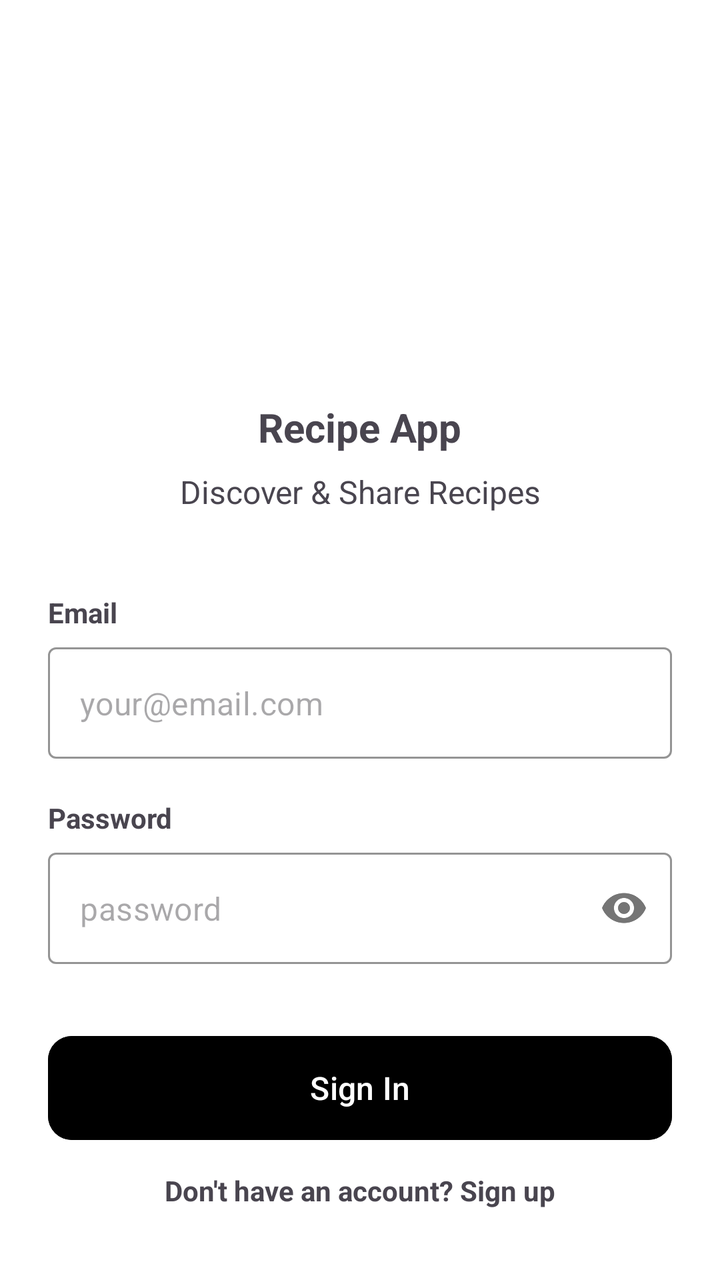
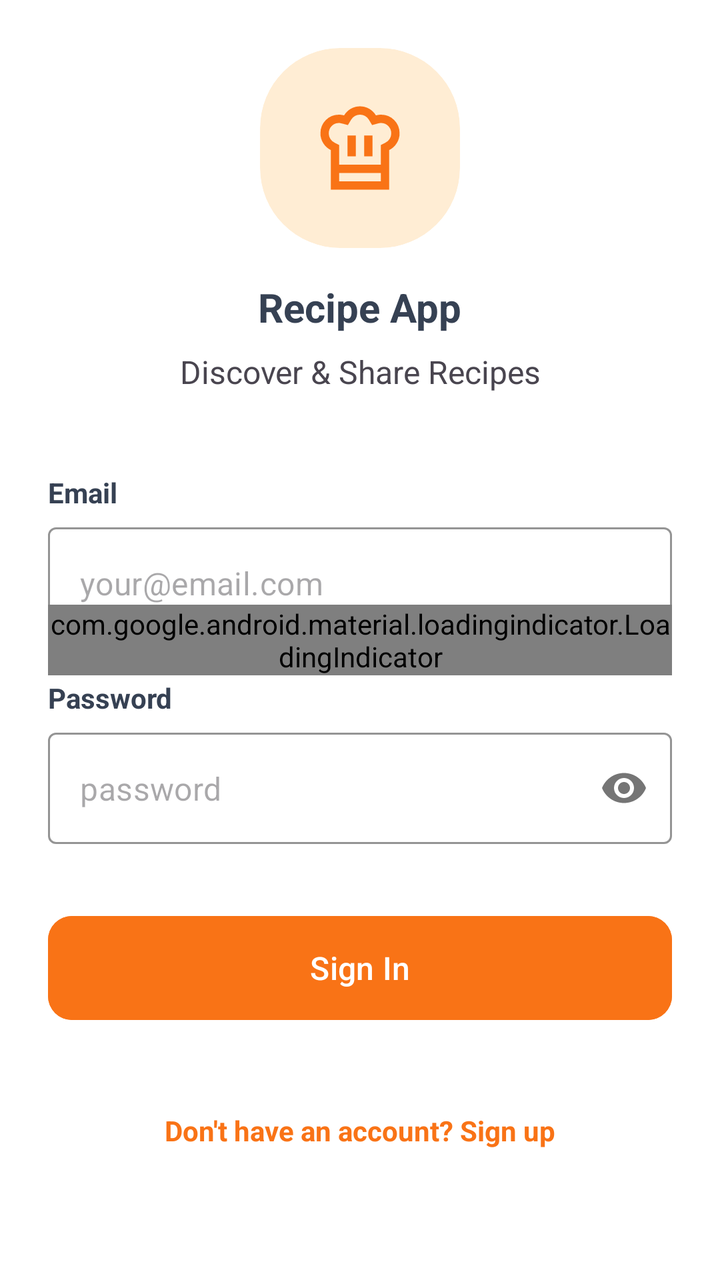

Screens rendered from an Android XML layout before and after an edit, with the pre-edit source and the edit as a unified diff.
<!-- AndroidManifest.xml: application theme Theme.Plateful -->
<!-- res/layout/fragment_login.xml -->
<?xml version="1.0" encoding="utf-8"?>
<ScrollView xmlns:android="http://schemas.android.com/apk/res/android"
    xmlns:app="http://schemas.android.com/apk/res-auto"
    android:layout_width="match_parent"
    android:layout_height="match_parent"
    android:fillViewport="true"
    android:background="@color/white">

    <androidx.constraintlayout.widget.ConstraintLayout
        android:layout_width="match_parent"
        android:layout_height="wrap_content"
        android:padding="24dp">

        <View
            android:id="@+id/logo_background"
            android:layout_width="100dp"
            android:layout_height="100dp"
            android:layout_marginTop="60dp"
            android:background="@drawable/bg_circle_orange"
            app:layout_constraintEnd_toEndOf="parent"
            app:layout_constraintStart_toStartOf="parent"
            app:layout_constraintTop_toTopOf="parent" />

        <ImageView
            android:id="@+id/logo_icon"
            android:layout_width="50dp"
            android:layout_height="50dp"
            android:src="@drawable/ic_chef_hat"
            app:tint="@color/white"
            app:layout_constraintBottom_toBottomOf="@+id/logo_background"
            app:layout_constraintEnd_toEndOf="@+id/logo_background"
            app:layout_constraintStart_toStartOf="@+id/logo_background"
            app:layout_constraintTop_toTopOf="@+id/logo_background" />

        <TextView
            android:id="@+id/tv_title"
            android:layout_width="wrap_content"
            android:layout_height="wrap_content"
            android:layout_marginTop="16dp"
            android:text="@string/recipe_app"
            android:textColor="@color/text_dark"
            android:textSize="20sp"
            android:textStyle="bold"
            app:layout_constraintEnd_toEndOf="parent"
            app:layout_constraintStart_toStartOf="parent"
            app:layout_constraintTop_toBottomOf="@+id/logo_background" />

        <TextView
            android:id="@+id/tv_subtitle"
            android:layout_width="wrap_content"
            android:layout_height="wrap_content"
            android:layout_marginTop="8dp"
            android:text="@string/discover_and_share_recipes"
            android:textColor="@color/text_hint"
            android:textSize="16sp"
            app:layout_constraintEnd_toEndOf="parent"
            app:layout_constraintStart_toStartOf="parent"
            app:layout_constraintTop_toBottomOf="@+id/tv_title" />

        <TextView
            android:id="@+id/label_email"
            android:layout_width="wrap_content"
            android:layout_height="wrap_content"
            android:layout_marginTop="40dp"
            android:text="@string/email_label"
            android:textColor="@color/text_dark"
            android:textStyle="bold"
            app:layout_constraintStart_toStartOf="parent"
            app:layout_constraintTop_toBottomOf="@+id/tv_subtitle" />

        <com.google.android.material.textfield.TextInputLayout
            android:id="@+id/til_email"
            style="@style/Widget.MaterialComponents.TextInputLayout.OutlinedBox"
            android:layout_width="match_parent"
            android:layout_height="wrap_content"
            android:layout_marginTop="8dp"
            app:boxStrokeColor="@color/brand_orange"
            app:hintEnabled="false"
            app:layout_constraintTop_toBottomOf="@+id/label_email">

            <com.google.android.material.textfield.TextInputEditText
                android:layout_width="match_parent"
                android:layout_height="wrap_content"
                android:hint="@string/email_hint"
                android:inputType="textEmailAddress" />
        </com.google.android.material.textfield.TextInputLayout>

        <TextView
            android:id="@+id/label_password"
            android:layout_width="wrap_content"
            android:layout_height="wrap_content"
            android:layout_marginTop="20dp"
            android:text="@string/password_label"
            android:textColor="@color/text_dark"
            android:textStyle="bold"
            app:layout_constraintStart_toStartOf="parent"
            app:layout_constraintTop_toBottomOf="@+id/til_email" />

        <com.google.android.material.textfield.TextInputLayout
            android:id="@+id/til_password"
            style="@style/Widget.MaterialComponents.TextInputLayout.OutlinedBox"
            android:layout_width="match_parent"
            android:layout_height="wrap_content"
            android:layout_marginTop="8dp"
            app:boxStrokeColor="@color/brand_orange"
            app:hintEnabled="false"
            app:passwordToggleEnabled="true"
            app:layout_constraintTop_toBottomOf="@+id/label_password">

            <com.google.android.material.textfield.TextInputEditText
                android:layout_width="match_parent"
                android:layout_height="wrap_content"
                android:hint="@string/password_hint"
                android:inputType="textPassword" />
        </com.google.android.material.textfield.TextInputLayout>

        <com.google.android.material.button.MaterialButton
            android:id="@+id/btn_sign_in"
            android:layout_width="match_parent"
            android:layout_height="60dp"
            android:layout_marginTop="32dp"
            android:backgroundTint="@color/brand_orange"
            android:text="@string/sign_in"
            android:textSize="16sp"
            app:cornerRadius="12dp"
            app:layout_constraintTop_toBottomOf="@+id/til_password" />

        <TextView
            android:id="@+id/tv_sign_up"
            android:layout_width="wrap_content"
            android:layout_height="wrap_content"
            android:text="@string/don_t_have_an_account_sign_up"
            android:textColor="@color/brand_orange"
            android:textStyle="bold"
            app:layout_constraintBottom_toBottomOf="parent"
            app:layout_constraintEnd_toEndOf="parent"
            app:layout_constraintStart_toStartOf="parent"
            app:layout_constraintTop_toBottomOf="@+id/btn_sign_in" />

    </androidx.constraintlayout.widget.ConstraintLayout>
</ScrollView>
<!-- resources referenced by this layout -->
<resources>
  <color name="white">#FFFFFFFF</color>
  <!-- drawable bg_circle_orange (drawable) -->
  <?xml version="1.0" encoding="utf-8"?>
  <shape xmlns:android="http://schemas.android.com/apk/res/android"
      android:shape="oval">
      <solid android:color="@color/brand_orange" />
  </shape>
  <!-- drawable ic_chef_hat (drawable) -->
  <vector xmlns:android="http://schemas.android.com/apk/res/android"
      android:width="24dp"
      android:height="24dp"
      android:viewportWidth="960"
      android:viewportHeight="960"
      android:tint="?attr/colorControlNormal">
    <path
        android:fillColor="@android:color/white"
        android:pathData="M360,560L440,560L440,360L360,360L360,560ZM200,500Q154,477 127,433.5Q100,390 100,339Q100,264 151.5,212Q203,160 278,160Q290,160 302.5,162Q315,164 327,167L327,167L327,167Q352,126 392,103Q432,80 480,80Q528,80 568,103Q608,126 633,167L633,167L633,167Q645,164 657,162Q669,160 682,160Q757,160 808.5,212Q860,264 860,339Q860,390 833,433.5Q806,477 760,500L760,720L200,720L200,500ZM520,560L600,560L600,360L520,360L520,560ZM280,640L680,640L680,451L724,429Q750,416 765,392.5Q780,369 780,340Q780,298 751.5,269Q723,240 682,240Q671,240 662,242Q653,244 643,247L596,260L565,208Q551,185 528.5,172.5Q506,160 480,160Q454,160 431.5,172.5Q409,185 395,208L364,260L316,247Q306,245 296.5,242.5Q287,240 277,240Q236,240 208,269Q180,298 180,340Q180,369 195,392.5Q210,416 236,429L280,451L280,640ZM200,720L280,720L280,800L680,800L680,720L760,720L760,880L200,880L200,720ZM480,640L480,640L480,640Q480,640 480,640Q480,640 480,640Q480,640 480,640Q480,640 480,640Q480,640 480,640Q480,640 480,640L480,640L480,640Q480,640 480,640Q480,640 480,640Q480,640 480,640Q480,640 480,640L480,640L480,640Q480,640 480,640Q480,640 480,640Q480,640 480,640Q480,640 480,640Q480,640 480,640Q480,640 480,640L480,640L480,640Z"/>
  </vector>
  <string name="discover_and_share_recipes">Discover &amp; Share Recipes</string>
  <string name="don_t_have_an_account_sign_up">Don\'t have an account? Sign up</string>
  <string name="email_hint">your@email.com</string>
  <string name="email_label">Email</string>
  <string name="password_hint">password</string>
  <string name="password_label">Password</string>
  <string name="recipe_app">Recipe App</string>
  <string name="sign_in">Sign In</string>
  <style name="Theme.Plateful" parent="Base.Theme.Plateful" />
  <style name="Base.Theme.Plateful" parent="Theme.Material3.DayNight.NoActionBar">
          
          
      </style>
</resources>

<!-- the commit's change to res/layout/fragment_login.xml (unified diff, before → after) -->
@@ -1,5 +1,5 @@
 <?xml version="1.0" encoding="utf-8"?>
-<ScrollView xmlns:android="http://schemas.android.com/apk/res/android"
+<androidx.core.widget.NestedScrollView xmlns:android="http://schemas.android.com/apk/res/android"
     xmlns:app="http://schemas.android.com/apk/res-auto"
     android:layout_width="match_parent"
     android:layout_height="match_parent"
@@ -11,72 +11,71 @@
         android:layout_height="wrap_content"
         android:padding="24dp">
 
-        <View
-            android:id="@+id/logo_background"
+        <com.google.android.material.card.MaterialCardView
+            android:id="@+id/logo_card_view"
             android:layout_width="100dp"
             android:layout_height="100dp"
-            android:layout_marginTop="60dp"
-            android:background="@drawable/bg_circle_orange"
+            app:cardBackgroundColor="@color/avatarBackground"
+            app:cardCornerRadius="40dp"
+            app:cardElevation="0dp"
             app:layout_constraintEnd_toEndOf="parent"
             app:layout_constraintStart_toStartOf="parent"
-            app:layout_constraintTop_toTopOf="parent" />
+            app:layout_constraintTop_toTopOf="parent"
+            app:strokeWidth="0dp">
 
-        <ImageView
-            android:id="@+id/logo_icon"
-            android:layout_width="50dp"
-            android:layout_height="50dp"
-            android:src="@drawable/ic_chef_hat"
-            app:tint="@color/white"
-            app:layout_constraintBottom_toBottomOf="@+id/logo_background"
-            app:layout_constraintEnd_toEndOf="@+id/logo_background"
-            app:layout_constraintStart_toStartOf="@+id/logo_background"
-            app:layout_constraintTop_toTopOf="@+id/logo_background" />
+            <com.google.android.material.imageview.ShapeableImageView
+                android:id="@+id/avatar_image_view"
+                android:layout_width="50dp"
+                android:layout_height="50dp"
+                android:layout_gravity="center"
+                android:src="@drawable/ic_chef_hat"
+                app:tint="@color/orange" />
+        </com.google.android.material.card.MaterialCardView>
 
         <TextView
-            android:id="@+id/tv_title"
+            android:id="@+id/login_title_text_view"
             android:layout_width="wrap_content"
             android:layout_height="wrap_content"
             android:layout_marginTop="16dp"
             android:text="@string/recipe_app"
-            android:textColor="@color/text_dark"
+            android:textColor="@color/textContent"
             android:textSize="20sp"
             android:textStyle="bold"
             app:layout_constraintEnd_toEndOf="parent"
             app:layout_constraintStart_toStartOf="parent"
-            app:layout_constraintTop_toBottomOf="@+id/logo_background" />
+            app:layout_constraintTop_toBottomOf="@+id/logo_card_view" />
 
         <TextView
-            android:id="@+id/tv_subtitle"
+            android:id="@+id/login_subtitle_text_view"
             android:layout_width="wrap_content"
             android:layout_height="wrap_content"
             android:layout_marginTop="8dp"
             android:text="@string/discover_and_share_recipes"
-            android:textColor="@color/text_hint"
             android:textSize="16sp"
             app:layout_constraintEnd_toEndOf="parent"
             app:layout_constraintStart_toStartOf="parent"
-            app:layout_constraintTop_toBottomOf="@+id/tv_title" />
+            app:layout_constraintTop_toBottomOf="@+id/login_title_text_view" />
 
         <TextView
-            android:id="@+id/label_email"
+            android:id="@+id/email_label_text_view"
             android:layout_width="wrap_content"
             android:layout_height="wrap_content"
             android:layout_marginTop="40dp"
             android:text="@string/email_label"
-            android:textColor="@color/text_dark"
+            android:textColor="@color/textContent"
             android:textStyle="bold"
             app:layout_constraintStart_toStartOf="parent"
-            app:layout_constraintTop_toBottomOf="@+id/tv_subtitle" />
+            app:layout_constraintTop_toBottomOf="@+id/login_subtitle_text_view" />
 
         <com.google.android.material.textfield.TextInputLayout
-            android:id="@+id/til_email"
+            android:id="@+id/email_text_input_layout"
             style="@style/Widget.MaterialComponents.TextInputLayout.OutlinedBox"
             android:layout_width="match_parent"
             android:layout_height="wrap_content"
             android:layout_marginTop="8dp"
-            app:boxStrokeColor="@color/brand_orange"
+            app:boxStrokeColor="@color/orange"
             app:hintEnabled="false"
-            app:layout_constraintTop_toBottomOf="@+id/label_email">
+            app:layout_constraintTop_toBottomOf="@+id/email_label_text_view">
 
             <com.google.android.material.textfield.TextInputEditText
                 android:layout_width="match_parent"
@@ -86,26 +85,26 @@
         </com.google.android.material.textfield.TextInputLayout>
 
         <TextView
-            android:id="@+id/label_password"
+            android:id="@+id/password_label_text_view"
             android:layout_width="wrap_content"
             android:layout_height="wrap_content"
             android:layout_marginTop="20dp"
             android:text="@string/password_label"
-            android:textColor="@color/text_dark"
+            android:textColor="@color/textContent"
             android:textStyle="bold"
             app:layout_constraintStart_toStartOf="parent"
-            app:layout_constraintTop_toBottomOf="@+id/til_email" />
+            app:layout_constraintTop_toBottomOf="@+id/email_text_input_layout" />
 
         <com.google.android.material.textfield.TextInputLayout
-            android:id="@+id/til_password"
+            android:id="@+id/password_text_input_layout"
             style="@style/Widget.MaterialComponents.TextInputLayout.OutlinedBox"
             android:layout_width="match_parent"
             android:layout_height="wrap_content"
             android:layout_marginTop="8dp"
-            app:boxStrokeColor="@color/brand_orange"
+            app:boxStrokeColor="@color/orange"
             app:hintEnabled="false"
             app:passwordToggleEnabled="true"
-            app:layout_constraintTop_toBottomOf="@+id/label_password">
+            app:layout_constraintTop_toBottomOf="@+id/password_label_text_view">
 
             <com.google.android.material.textfield.TextInputEditText
                 android:layout_width="match_parent"
@@ -115,27 +114,38 @@
         </com.google.android.material.textfield.TextInputLayout>
 
         <com.google.android.material.button.MaterialButton
-            android:id="@+id/btn_sign_in"
+            android:id="@+id/sign_in_button"
             android:layout_width="match_parent"
             android:layout_height="60dp"
             android:layout_marginTop="32dp"
-            android:backgroundTint="@color/brand_orange"
+            android:backgroundTint="@color/orange"
             android:text="@string/sign_in"
             android:textSize="16sp"
             app:cornerRadius="12dp"
-            app:layout_constraintTop_toBottomOf="@+id/til_password" />
+            app:layout_constraintTop_toBottomOf="@+id/password_text_input_layout" />
 
         <TextView
-            android:id="@+id/tv_sign_up"
+            android:id="@+id/sign_up_text_view"
             android:layout_width="wrap_content"
             android:layout_height="wrap_content"
             android:text="@string/don_t_have_an_account_sign_up"
-            android:textColor="@color/brand_orange"
+            android:textColor="@color/orange"
             android:textStyle="bold"
             app:layout_constraintBottom_toBottomOf="parent"
             app:layout_constraintEnd_toEndOf="parent"
             app:layout_constraintStart_toStartOf="parent"
-            app:layout_constraintTop_toBottomOf="@+id/btn_sign_in" />
+            app:layout_constraintTop_toBottomOf="@+id/sign_in_button" />
+
+        <com.google.android.material.loadingindicator.LoadingIndicator
+            android:id="@+id/loading_indicator"
+            style="@style/Widget.Material3.LoadingIndicator.Contained"
+            android:layout_width="wrap_content"
+            android:layout_height="wrap_content"
+            app:indicatorColor="@color/orange"
+            app:layout_constraintBottom_toBottomOf="parent"
+            app:layout_constraintEnd_toEndOf="parent"
+            app:layout_constraintStart_toStartOf="parent"
+            app:layout_constraintTop_toTopOf="parent" />
 
     </androidx.constraintlayout.widget.ConstraintLayout>
-</ScrollView>
+</androidx.core.widget.NestedScrollView>
<!-- resource entries referenced after the edit -->
@@ -1,12 +1,9 @@
 <!-- resources referenced by this layout -->
 <resources>
+  <color name="avatarBackground">#ffedd4</color>
+  <color name="orange">#f97316</color>
+  <color name="textContent">#364153</color>
   <color name="white">#FFFFFFFF</color>
-  <!-- drawable bg_circle_orange (drawable) -->
-  <?xml version="1.0" encoding="utf-8"?>
-  <shape xmlns:android="http://schemas.android.com/apk/res/android"
-      android:shape="oval">
-      <solid android:color="@color/brand_orange" />
-  </shape>
   <!-- drawable ic_chef_hat (drawable) -->
   <vector xmlns:android="http://schemas.android.com/apk/res/android"
       android:width="24dp"
